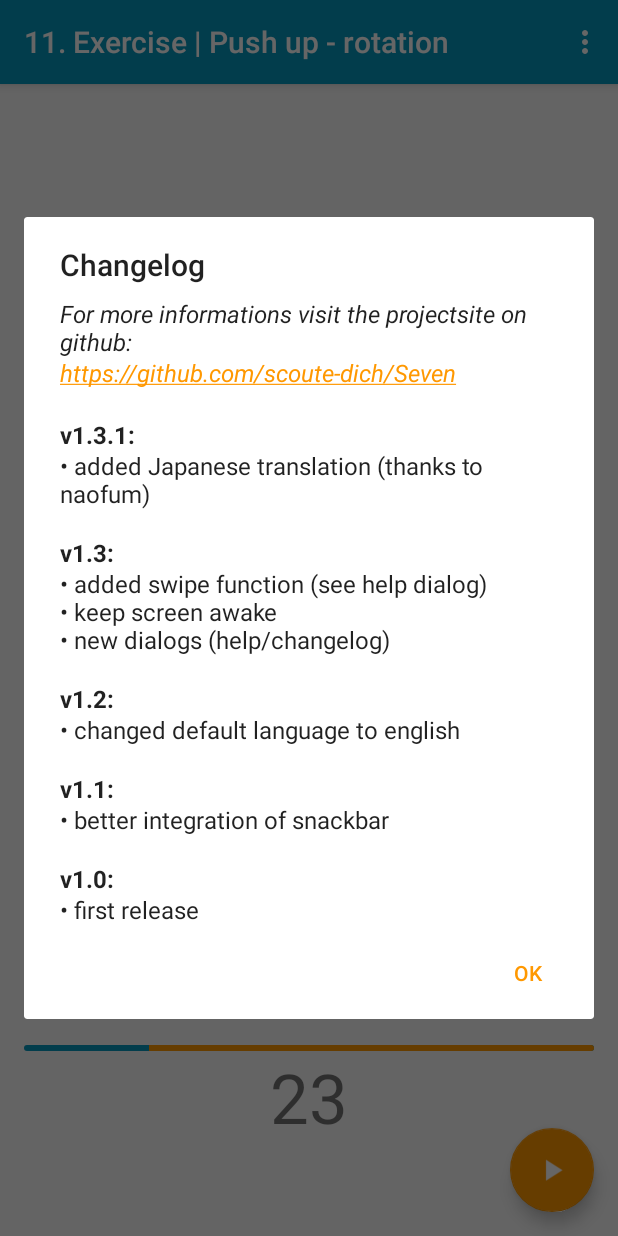
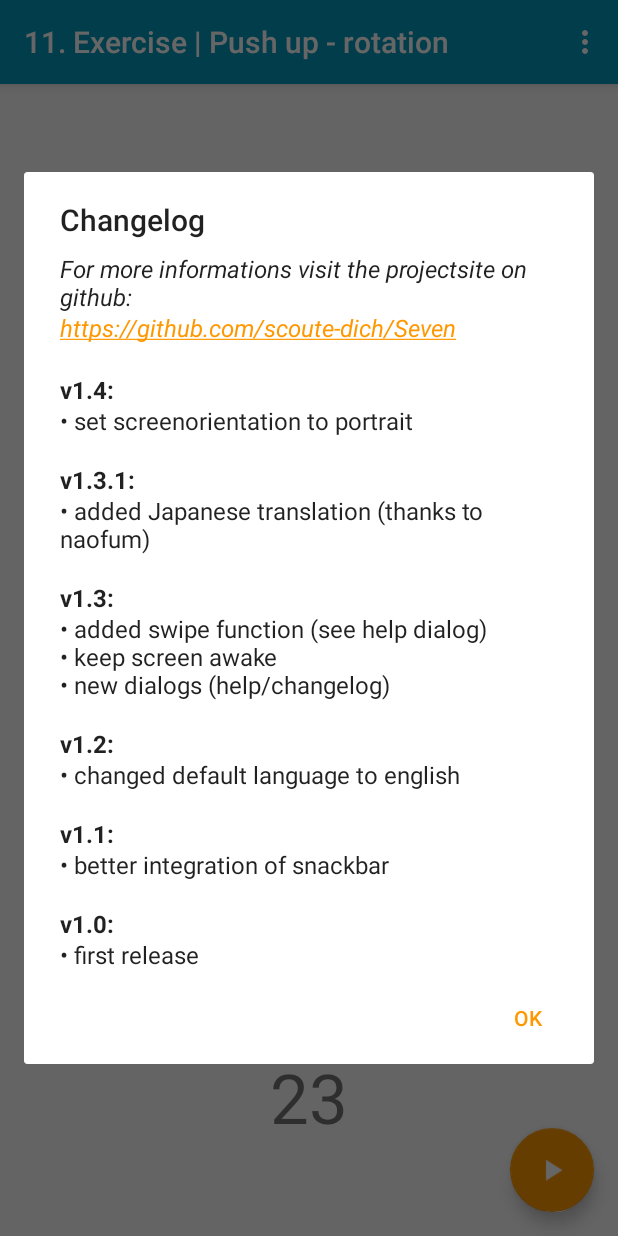
Before and after one commit to paxet/Sieben, an Android app: the MainActivity11 screen opened directly, with no data from a screen before it, in the options menu, after a tap on "Changelog", on a phone screen of 412 x 824 dp. Run offline under Robolectric (Android 15) with nearby library versions, the phone set to English and light mode, and no system bars.

Commit message:
updated dialogs

```diff
--- a/app/src/main/res/values/strings.xml
+++ b/app/src/main/res/values/strings.xml
@@ -70,6 +70,9 @@
         &lt;i>For more informations visit the projectsite on github:&lt;br>
         https://github.com/scoute-dich/Seven&lt;/i>&lt;br>&lt;br>
 
+        &lt;b>v1.4:&lt;/b>&lt;br>
+        &#8226; set screenorientation to portrait&lt;br>&lt;br>
+
         &lt;b>v1.3.1:&lt;/b>&lt;br>
         &#8226; added Japanese translation (thanks to naofum)&lt;br>&lt;br>
 
```
Also changed, not shown: 9 other files.
